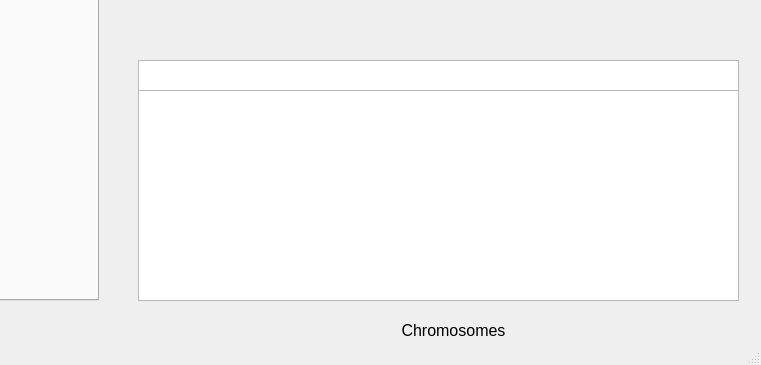
Old version of the form multitargetingwindow.ui in the repository TrinhLab/CASPERapp; both pictures show x 542 to 1303 and y 449 to 814 of the 1303 by 814 pixel window.
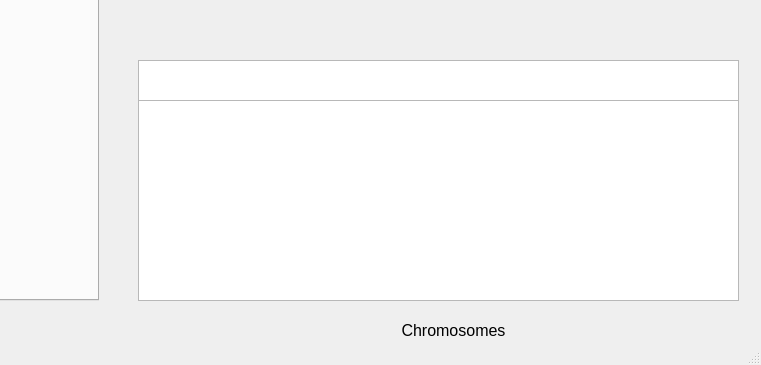
New version of the form. Custom widgets are drawn as their Qt base class.

Commit message: tweaking the chromsome viewer in MT to make the text window a little cleaner

```diff
--- a/multitargetingwindow.ui
+++ b/multitargetingwindow.ui
@@ -360,9 +360,9 @@
     <property name="geometry">
      <rect>
       <x>680</x>
-      <y>520</y>
+      <y>530</y>
       <width>601</width>
-      <height>211</height>
+      <height>201</height>
      </rect>
     </property>
    </widget>
@@ -372,7 +372,7 @@
       <x>680</x>
       <y>490</y>
       <width>601</width>
-      <height>31</height>
+      <height>41</height>
      </rect>
     </property>
    </widget>
```
The commit also changes 2 other files.
